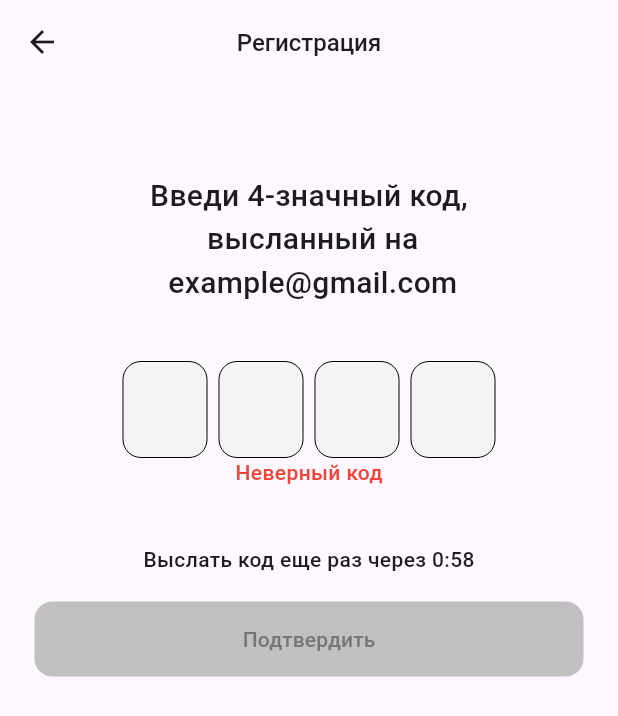
After one commit to Sejimu/lorby_auth, a Flutter app: the ConfirmScreen screen opened by its route, on a phone screen of 412 x 824 dp. The commit adds this screen. Shown: the top 716 px of the screen. Run offline on Flutter 3.47's test engine with Material 3 defaults, Android fonts, the phone set to English and light mode, and no system bars; drawn by our look-alikes of pin_code_text_field; statements that could not run were skipped.

Commit message:
pin code screen layout done

```diff
--- a/lib/main.dart
+++ b/lib/main.dart
@@ -1,4 +1,5 @@
 import 'package:flutter/material.dart';
+import 'screens/confirm_screen.dart';
 import 'screens/home_screen.dart';
 import 'screens/login_screen.dart';
 import 'screens/register_screen.dart';
@@ -20,6 +21,7 @@ class LorbyApp extends StatelessWidget {
         "/login": (context) => const LogInScreen(),
         "/home": (context) => const HomeScreen(),
         "/register": (context) => const RegisterScreen(),
+        "/confirm": (context) => const ConfirmScreen(),
       },
     );
   }
--- /dev/null
+++ b/lib/screens/confirm_screen.dart
@@ -0,0 +1,183 @@
+import 'dart:async';
+
+import 'package:flutter/material.dart';
+import 'package:pin_code_text_field/pin_code_text_field.dart';
+
+class ConfirmScreen extends StatefulWidget {
+  const ConfirmScreen({super.key});
+
+  @override
+  State<ConfirmScreen> createState() => _ConfirmScreenState();
+}
+
+class _ConfirmScreenState extends State<ConfirmScreen> {
+  final TextEditingController _pinCodeController = TextEditingController();
+  bool btnReady = false;
+  Timer? _timer;
+  int _secondsRemaining = 59;
+  bool _timerRunning = true;
+
+  @override
+  void initState() {
+    _pinCodeController.addListener(_btnSwitcher);
+    startTimer();
+    super.initState();
+  }
+
+  @override
+  void dispose() {
+    _pinCodeController.dispose();
+    _timer!.cancel();
+    super.dispose();
+  }
+
+  void _btnSwitcher() {
+    setState(() {
+      btnReady = _pinCodeController.text.isNotEmpty;
+    });
+  }
+
+  void startTimer() {
+    const oneSec = const Duration(seconds: 1);
+    _timer = Timer.periodic(
+      oneSec,
+      (Timer timer) {
+        setState(() {
+          if (_secondsRemaining < 1) {
+            _timerRunning = false;
+            timer.cancel();
+            // Здесь можно обработать ситуацию, когда таймер истек
+          } else {
+            _secondsRemaining--;
+          }
+        });
+      },
+    );
+  }
+
+  void resetTimer() {
+    setState(() {
+      _secondsRemaining = 60;
+      _timerRunning = true;
+      startTimer();
+    });
+  }
+
+  @override
+  Widget build(BuildContext context) {
+    var hasError = true;
+    return Scaffold(
+      appBar: AppBar(
+        title: const Text(
+          'Регистрация',
+          style: TextStyle(
+            fontSize: 16,
+            fontWeight: FontWeight.w500,
+          ),
+        ),
+        centerTitle: true,
+      ),
+      body: SingleChildScrollView(
+        child: Center(
+          child: Column(
+            children: [
+              const SizedBox(
+                height: 60,
+              ),
+              const Text(
+                'Введи 4-значный код,\n высланный на \n example@gmail.com',
+                style: TextStyle(
+                  fontSize: 20,
+                  fontWeight: FontWeight.w500,
+                ),
+                textAlign: TextAlign.center,
+              ),
+              const SizedBox(height: 38),
+              PinCodeTextField(
+                controller: _pinCodeController,
+                autofocus: true,
+                highlight: false,
+                keyboardType: TextInputType.number,
+                errorBorderColor: Colors.red,
+                hasError: hasError,
+                pinTextStyle: const TextStyle(
+                  fontSize: 24,
+                  fontWeight: FontWeight.w500,
+                ),
+                pinBoxRadius: 12,
+                pinBoxBorderWidth: 0,
+                pinBoxWidth: 56,
+                pinBoxHeight: 64,
+                pinBoxColor: Color(0xffF4F4F4),
+                pinBoxDecoration:
+                    ProvidedPinBoxDecoration.defaultPinBoxDecoration,
+                pinTextAnimatedSwitcherDuration: Duration(milliseconds: 300),
+                highlightAnimation: true,
+                highlightAnimationBeginColor: Colors.black,
+                highlightAnimationEndColor: Colors.white12,
+              ),
+              Visibility(
+                visible: hasError,
+                child: const Text(
+                  "Неверный код",
+                  style: TextStyle(
+                    color: Colors.red,
+                    fontSize: 14,
+                    fontWeight: FontWeight.w500,
+                  ),
+                ),
+              ),
+              const SizedBox(
+                height: 38,
+              ),
+              _timerRunning
+                  ? Text(
+                      'Выслать код еще раз через 0:$_secondsRemaining',
+                      style: const TextStyle(
+                        fontSize: 14,
+                        fontWeight: FontWeight.w500,
+                      ),
+                    )
+                  : TextButton(
+                      onPressed: () {
+                        resetTimer();
+                      },
+                      child: const Text('Выслать код повторно',
+                          style: TextStyle(
+                              fontSize: 14,
+                              fontWeight: FontWeight.w500,
+                              color: Colors.black)),
+                    ),
+              Container(
+                margin: EdgeInsets.only(top: 18),
+                width: 366,
+                height: 50,
+                decoration: BoxDecoration(
+                  color: btnReady ? Color(0xff292929) : Color(0xffD7D7D7),
+                  borderRadius: BorderRadius.circular(12),
+                ),
+                child: ElevatedButton(
+                  style: ElevatedButton.styleFrom(
+                      backgroundColor: Colors.transparent,
+                      shape: RoundedRectangleBorder(
+                          borderRadius: BorderRadius.circular(12))),
+                  onPressed: btnReady
+                      ? () {
+                          Navigator.of(context).pushNamed('/home');
+                        }
+                      : null,
+                  child: Text(
+                    'Подтвердить',
+                    style: TextStyle(
+                        color:
+                            btnReady ? Colors.white : const Color(0xff767676)),
+                  ),
+                ),
+              ),
+            ],
+          ),
+        ),
+      ),
+    );
+  }
+}
--- a/lib/screens/screens.dart
+++ b/lib/screens/screens.dart
@@ -2,3 +2,4 @@ import 'package:lorby_auth/screens/home_screen.dart';
 import 'package:lorby_auth/screens/login_screen.dart';
 import 'package:lorby_auth/screens/register_screen.dart';
 import 'package:lorby_auth/screens/splash_screen.dart';
+import 'package:lorby_auth/screens/confirm_screen.dart';
```
Also changed, not shown: lib/screens/register_screen.dart (+26 -26 lines).
